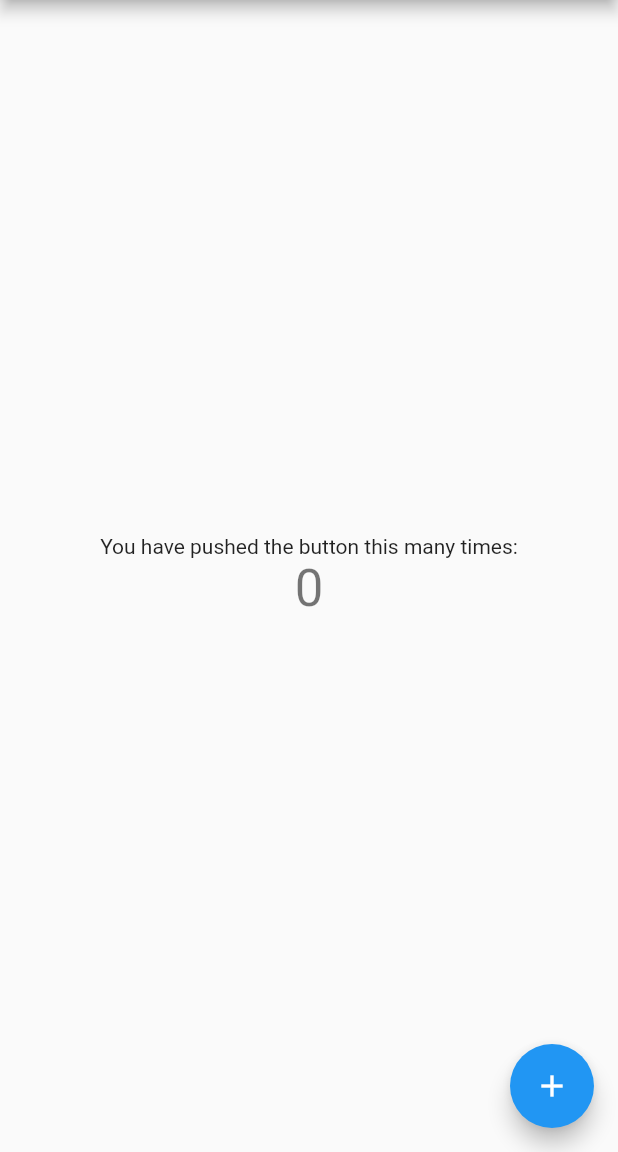
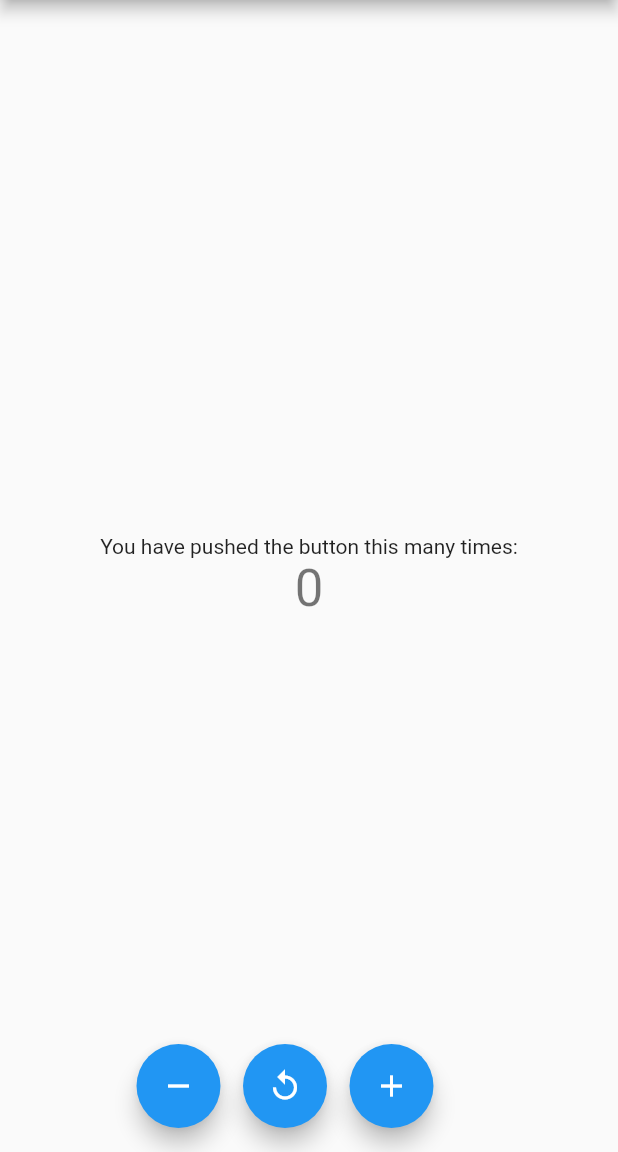
Before and after one commit to jmurillov1/counter, a Flutter app: the screen it shows after launch, on a phone screen of 412 x 824 dp, the part 84-1236 px from its top. Run offline on Flutter 3.47's test engine with Material 2 defaults, Android fonts, the phone set to English and light mode, and no system bars.

```diff
--- a/lib/main.dart
+++ b/lib/main.dart
@@ -12,6 +12,7 @@ class MyApp extends StatelessWidget {
   Widget build(BuildContext context) {
     return MaterialApp(
       title: 'Flutter Demo',
+      debugShowCheckedModeBanner: false,
       theme: ThemeData(
         // This is the theme of your application.
         //
@@ -61,6 +62,28 @@ class _MyHomePageState extends State<MyHomePage> {
     });
   }
 
+  void _resetCounter() {
+    setState(() {
+      // This call to setState tells the Flutter framework that something has
+      // changed in this State, which causes it to rerun the build method below
+      // so that the display can reflect the updated values. If we changed
+      // _counter without calling setState(), then the build method would not be
+      // called again, and so nothing would appear to happen.
+      _counter = 0;
+    });
+  }
+
+  void _decrementCounter() {
+    setState(() {
+      // This call to setState tells the Flutter framework that something has
+      // changed in this State, which causes it to rerun the build method below
+      // so that the display can reflect the updated values. If we changed
+      // _counter without calling setState(), then the build method would not be
+      // called again, and so nothing would appear to happen.
+      _counter--;
+    });
+  }
+
   @override
   Widget build(BuildContext context) {
     // This method is rerun every time setState is called, for instance as done
@@ -105,11 +128,28 @@ class _MyHomePageState extends State<MyHomePage> {
           ],
         ),
       ),
-      floatingActionButton: FloatingActionButton(
-        onPressed: _incrementCounter,
-        tooltip: 'Increment',
-        child: const Icon(Icons.add),
-      ), // This trailing comma makes auto-formatting nicer for build methods.
+      floatingActionButton: Row(
+        mainAxisAlignment: MainAxisAlignment.center,
+        children: [
+          FloatingActionButton(
+            onPressed: _decrementCounter,
+            tooltip: 'Decrement',
+            child: const Icon(Icons.remove),
+          ),
+          const SizedBox(width: 15.0),
+          FloatingActionButton(
+            onPressed: _resetCounter,
+            tooltip: 'Reset',
+            child: const Icon(Icons.replay),
+          ),
+          const SizedBox(width: 15.0),
+          FloatingActionButton(
+            onPressed: _incrementCounter,
+            tooltip: 'Increment',
+            child: const Icon(Icons.add),
+          ),
+        ], // This trailing comma makes auto-formatting nicer for build methods.
+      ),
     );
   }
 }
--- a/pubspec.yaml
+++ b/pubspec.yaml
@@ -20,7 +20,7 @@ publish_to: 'none' # Remove this line if you wish to publish to pub.dev
 version: 1.0.0+1
 
 environment:
-  sdk: '>=2.18.4 <3.0.0'
+  sdk: '>=2.18.5 <3.0.0'
 
 # Dependencies specify other packages that your package needs in order to work.
 # To automatically upgrade your package dependencies to the latest versions
```
Also changed, not shown: pubspec.lock, 1 other file.
